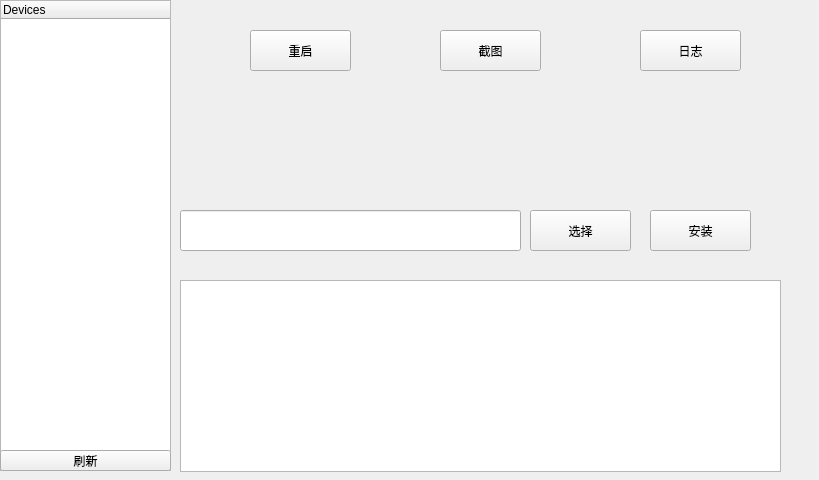
Qt form untitled.ui (xjming9/adbTool) before a commit.
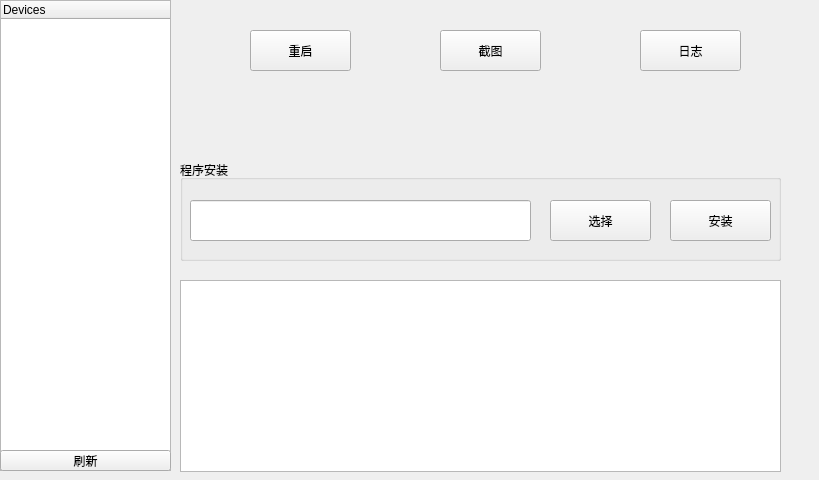
The same form after that commit.

```diff
--- a/untitled.ui
+++ b/untitled.ui
@@ -90,43 +90,69 @@
     <string>刷新</string>
    </property>
   </widget>
-  <widget class="QPushButton" name="pushButton_5">
-   <property name="geometry">
-    <rect>
-     <x>530</x>
-     <y>210</y>
-     <width>101</width>
-     <height>41</height>
-    </rect>
-   </property>
-   <property name="text">
-    <string>选择</string>
-   </property>
-  </widget>
-  <widget class="QPushButton" name="pushButton_6">
-   <property name="geometry">
-    <rect>
-     <x>650</x>
-     <y>210</y>
-     <width>101</width>
-     <height>41</height>
-    </rect>
-   </property>
-   <property name="text">
-    <string>安装</string>
-   </property>
-  </widget>
-  <widget class="QLineEdit" name="lineEdit">
+  <widget class="QGroupBox" name="groupBox">
    <property name="geometry">
     <rect>
      <x>180</x>
-     <y>210</y>
-     <width>341</width>
-     <height>41</height>
+     <y>160</y>
+     <width>601</width>
+     <height>101</height>
     </rect>
    </property>
-   <property name="readOnly">
-    <bool>true</bool>
+   <property name="title">
+    <string>程序安装</string>
+   </property>
+   <widget class="QLineEdit" name="lineEdit">
+    <property name="geometry">
+     <rect>
+      <x>10</x>
+      <y>40</y>
+      <width>341</width>
+      <height>41</height>
+     </rect>
+    </property>
+    <property name="readOnly">
+     <bool>true</bool>
+    </property>
+   </widget>
+   <widget class="QPushButton" name="pushButton_5">
+    <property name="geometry">
+     <rect>
+      <x>370</x>
+      <y>40</y>
+      <width>101</width>
+      <height>41</height>
+     </rect>
+    </property>
+    <property name="text">
+     <string>选择</string>
+    </property>
+   </widget>
+   <widget class="QPushButton" name="pushButton_6">
+    <property name="geometry">
+     <rect>
+      <x>490</x>
+      <y>40</y>
+      <width>101</width>
+      <height>41</height>
+     </rect>
+    </property>
+    <property name="text">
+     <string>安装</string>
+    </property>
+   </widget>
+  </widget>
+  <widget class="QLabel" name="label">
+   <property name="geometry">
+    <rect>
+     <x>10</x>
+     <y>415</y>
+     <width>151</width>
+     <height>21</height>
+    </rect>
+   </property>
+   <property name="text">
+    <string/>
    </property>
   </widget>
  </widget>
```
